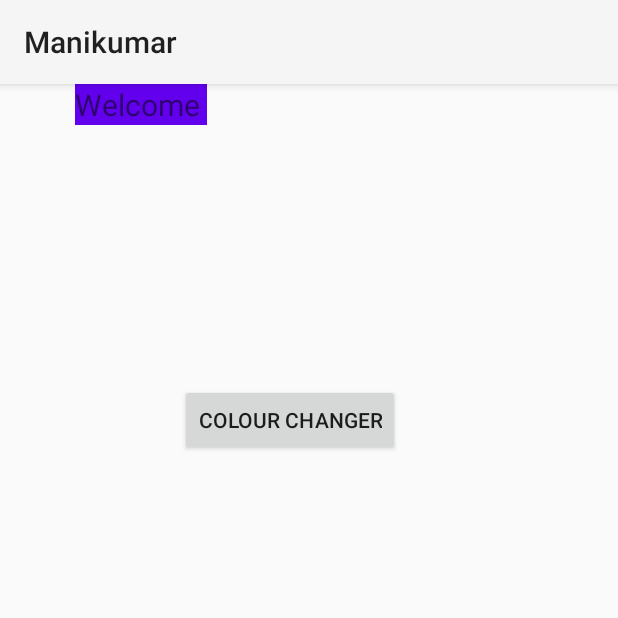
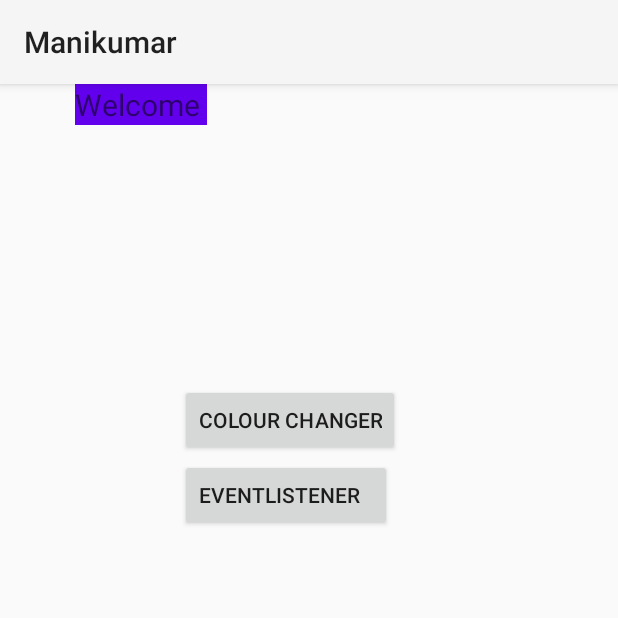
Before and after one commit to Manikumar-T/College, an Android app: the Menu screen opened directly, with no data from a screen before it, on a phone screen of 412 x 824 dp, the top half of it. Run offline under Robolectric (Android 15) with nearby library versions, the phone set to English and light mode, and no system bars; 1 statement that could not run was skipped.

Commit message:
update the activity after update the Event.java

```diff
--- a/MobileApplication/MyApp/app/src/main/res/layout/activity_colourchanger.xml
+++ b/MobileApplication/MyApp/app/src/main/res/layout/activity_colourchanger.xml
@@ -20,8 +20,8 @@
 
         <TextView
             android:id="@+id/textView3"
-            android:layout_width="331dp"
-            android:layout_height="43dp"
+            android:layout_width="379dp"
+            android:layout_height="89dp"
             android:background="#00FFFFFF"
             android:text="Manikumar"
             android:textSize="24sp" />
@@ -33,5 +33,6 @@
             android:text="Change colour"
             android:translationX="220dp"
             android:translationY="120dp" />
+
     </RelativeLayout>
 </androidx.constraintlayout.widget.ConstraintLayout>
--- a/MobileApplication/MyApp/app/src/main/res/layout/activity_menu.xml
+++ b/MobileApplication/MyApp/app/src/main/res/layout/activity_menu.xml
@@ -27,5 +27,13 @@
             android:textSize="20sp"
             android:translationX="50dp" />
 
+        <Button
+            android:id="@+id/EventListener"
+            android:layout_width="wrap_content"
+            android:layout_height="wrap_content"
+            android:text="EventListener   "
+            android:translationX="120dp"
+            android:translationY="250dp" />
+
     </RelativeLayout>
 </androidx.constraintlayout.widget.ConstraintLayout>
```
Also changed, not shown: MobileApplication/MyApp/app/src/main/res/layout/activity_layout_event.xml (added, +49 -0 lines).
